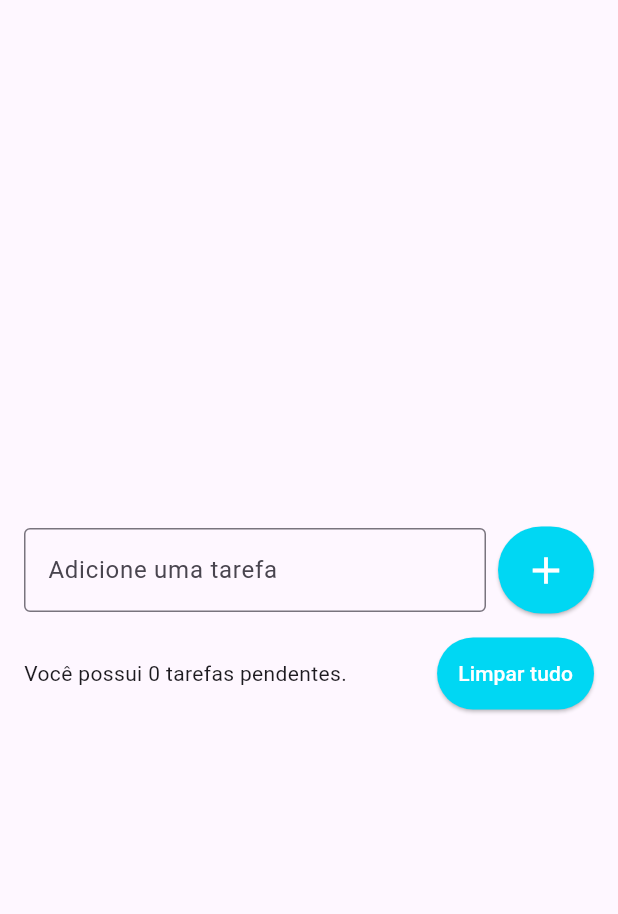
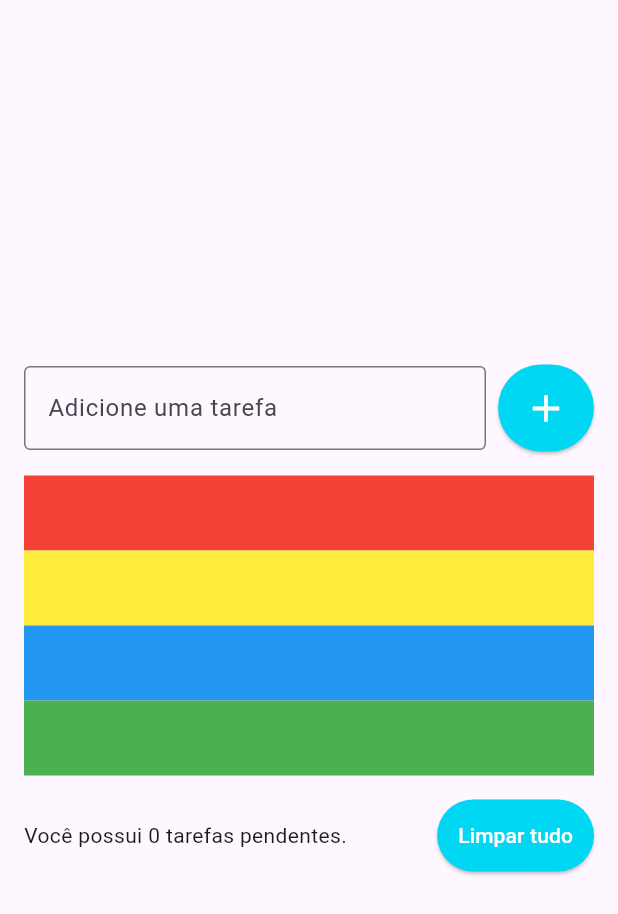
Before and after one commit to niltinfilho/curso-flutter-startto, a Flutter app: the screen it shows after launch, on a phone screen of 412 x 824 dp. Shown: the top 914 px of the screen. Run offline on Flutter 3.47's test engine with Material 3 defaults, Android fonts, the phone set to English and light mode, and no system bars.

Commit message:
Introdução ListView

```diff
--- a/todo_list/lib/pages/todo_list_page.dart
+++ b/todo_list/lib/pages/todo_list_page.dart
@@ -40,9 +40,33 @@ class TodoListPage extends StatelessWidget {
                   ),
                 ],
               ),
-              SizedBox(
-                height: 16,
+              SizedBox(height: 16),
+              ListView(
+                shrinkWrap: true,
+                children: [
+                  Container(
+                    color: Colors.red,
+                    width: 50,
+                    height: 50,
+                  ),
+                  Container(
+                    color: Colors.yellow,
+                    width: 50,
+                    height: 50,
+                  ),
+                  Container(
+                    color: Colors.blue,
+                    width: 50,
+                    height: 50,
+                  ),
+                  Container(
+                    color: Colors.green,
+                    width: 50,
+                    height: 50,
+                  ),
+                ],
               ),
+              SizedBox(height: 16),
               Row(
                 children: [
                   Expanded(
```
